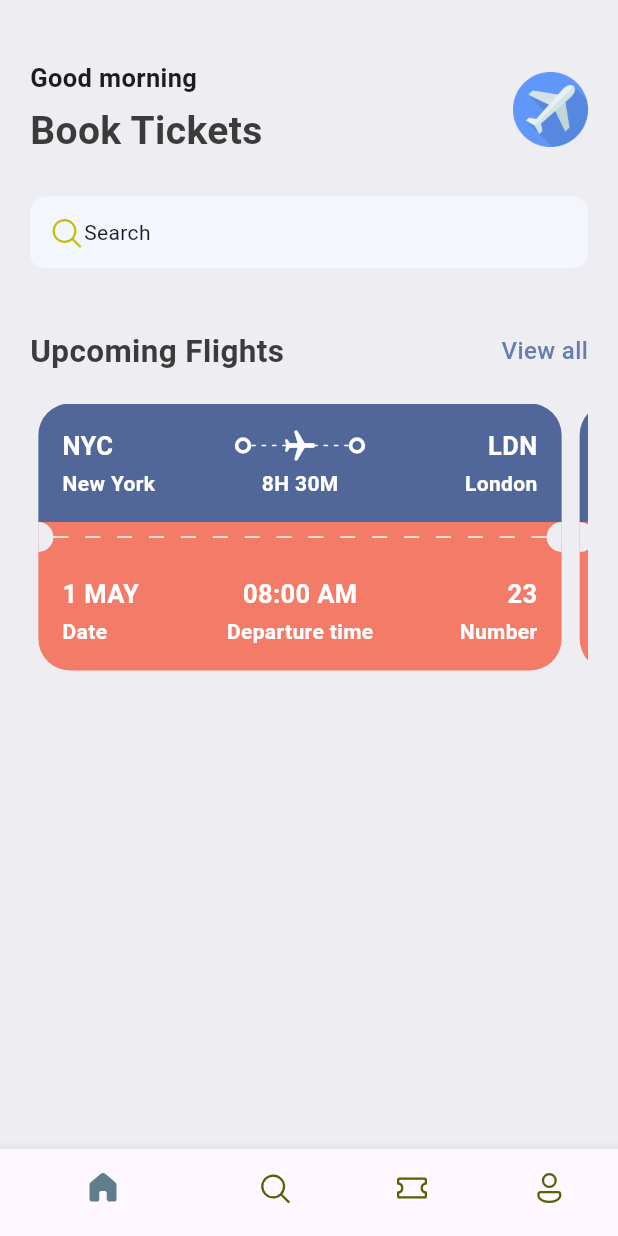
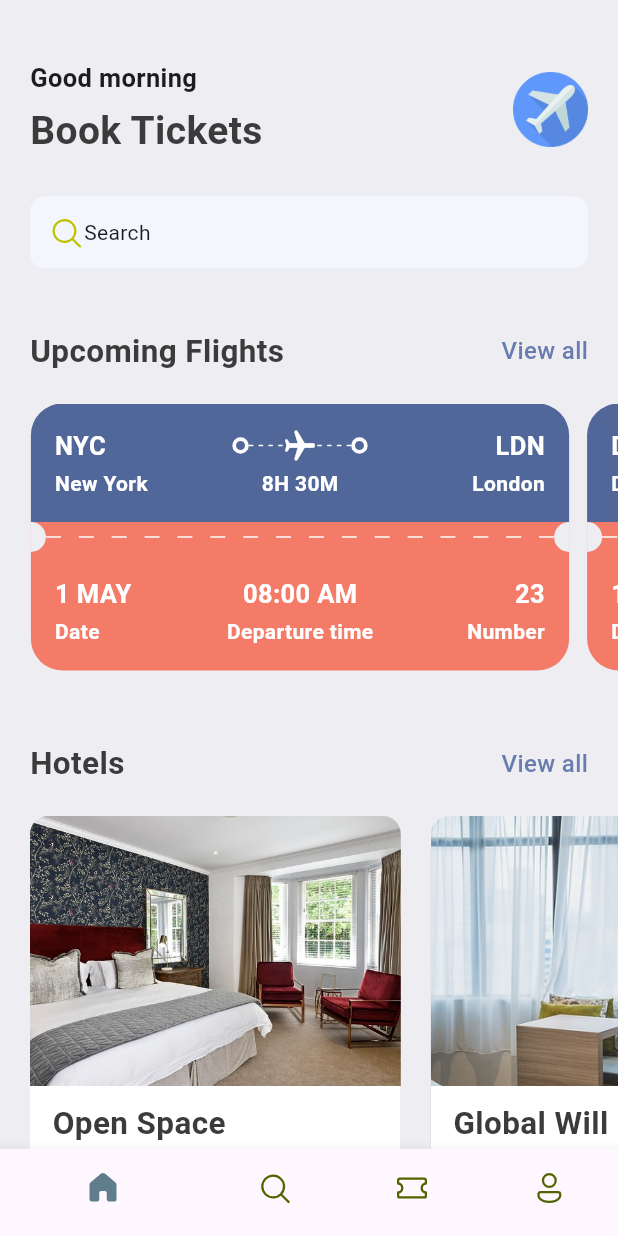
Before and after one commit to Ueetim/ticket-app, a Flutter app: the screen it shows after launch, on a phone screen of 412 x 824 dp. Run offline on Flutter 3.47's test engine with Material 3 defaults, Android fonts, the phone set to English and light mode, and no system bars; our stand-ins replace fluentui_icons.

Commit message:
show hotels on home page

```diff
--- a/lib/base/res/media.dart
+++ b/lib/base/res/media.dart
@@ -1,4 +1,5 @@
 class AppMedia {
   static const _baseImage = "assets/images";
   static const logo = '$_baseImage/logo.png';
+  static const hotelRoom = '$_baseImage/hotel_1.jpg';
 }
--- a/lib/base/res/styles/app_styles.dart
+++ b/lib/base/res/styles/app_styles.dart
@@ -8,6 +8,7 @@ class AppStyles {
   static Color bgColor = const Color(0xFFeeedf2);
   static Color ticketBlue = const Color(0xFF526799);
   static Color ticketOrange = const Color(0xFFF37B67);
+  static Color khakiColor = const Color(0xFFd2bdb6);
 
   static TextStyle textStyle = TextStyle(
       fontSize: 16,
--- a/lib/base/res/utils/all_json.dart
+++ b/lib/base/res/utils/all_json.dart
@@ -84,3 +84,24 @@ List<Map<String, dynamic>> ticketList = [
     'number': 55
   }
 ];
+
+List<Map<String, dynamic>> hotelList =[
+  {
+    'image': 'hotel_1.jpg',
+    'place': 'Open Space',
+    'destination': 'London',
+    'price': 25
+  },
+  {
+    'image': 'hotel_2.jpg',
+    'place': 'Global Will',
+    'destination': 'London',
+    'price': 40
+  },
+  {
+    'image': 'hotel_3.jpg',
+    'place': 'Best city pool',
+    'destination': 'Dubai',
+    'price': 68
+  }
+];
--- a/lib/base/widgets/app_double_text.dart
+++ b/lib/base/widgets/app_double_text.dart
@@ -3,9 +3,10 @@ import 'package:ticket_app/base/res/styles/app_styles.dart';
 import 'package:ticket_app/screens/all_tickets.dart';
 
 class AppDoubleText extends StatelessWidget {
-  const AppDoubleText({super.key, required this.bigText,required this.smallText});
+  const AppDoubleText({super.key, required this.bigText,required this.smallText, required this.func});
   final String bigText;
   final String smallText;
+  final VoidCallback func; // pass a function
 
   @override
   Widget build(BuildContext context) {
@@ -16,7 +17,7 @@ class AppDoubleText extends StatelessWidget {
           children: [
             Text(bigText, style: AppStyles.headlineStyle2,),
             InkWell( // we use Inkwell because it contains tap event
-              onTap: () => Navigator.pushNamed(context, "/all_tickets"),
+              onTap: func,
               child: Text(smallText, style: AppStyles.textStyle.copyWith( // copyWith overwrites style
                 color: AppStyles.primaryColor
               ),),
--- a/lib/screens/home_screen.dart
+++ b/lib/screens/home_screen.dart
@@ -6,6 +6,7 @@ import 'package:ticket_app/base/res/styles/app_styles.dart';
 import 'package:ticket_app/base/res/utils/all_json.dart';
 import 'package:ticket_app/base/widgets/app_double_text.dart';
 import 'package:ticket_app/base/widgets/ticket_view.dart';
+import 'package:ticket_app/screens/widgets/hotel.dart';
 
 class HomeScreen extends StatelessWidget {
   const HomeScreen({super.key});
@@ -64,28 +65,46 @@ class HomeScreen extends StatelessWidget {
             ),
           ),
           const SizedBox(height: 40,),
-          const AppDoubleText(bigText: 'Upcoming Flights', smallText: 'View all'),
+          AppDoubleText(
+              bigText: 'Upcoming Flights',
+              smallText: 'View all',
+              func: () => Navigator.pushNamed(context, "/all_tickets"),
+          ),
           const SizedBox(height: 20,),
-          // SingleChildScrollView(
-          //   scrollDirection: Axis.horizontal,
-          //   padding: EdgeInsets.symmetric(horizontal: 20),
-          //   child: Row(
-          //     children: ticketList.take(2).map((singleTicket) => TicketView(ticket: singleTicket)).toList() // extract first two tickets
-          //   )
-          // )
 
           // for scroll snap
-          Container(
+          SizedBox(
             height: 185,
-            padding: EdgeInsets.symmetric(horizontal: 20),
+            // padding: EdgeInsets.symmetric(horizontal: 20),
             child: PageView.builder(
-              controller: PageController(viewportFraction: 0.97),
+              controller: PageController(viewportFraction: 0.90),
               itemCount: ticketList.length,
               itemBuilder: (context, index) {
                 return TicketView(ticket: ticketList[index]);
               },
             ),
           ),
+
+          const SizedBox(height: 40,),
+          AppDoubleText(
+              bigText: 'Hotels',
+              smallText: 'View all',
+              func: () => {},
+          ),
+          const SizedBox(height: 20),
+          SingleChildScrollView(
+            scrollDirection: Axis.horizontal,
+            padding: EdgeInsets.symmetric(horizontal: 20),
+            child: Row(
+              children: hotelList.take(2).map((hotel) {
+                return Padding(
+                  padding: const EdgeInsets.only(right: 20), // Space between hotels
+                  child: Hotel(hotel: hotel),
+                );
+              }).toList(),
+            ),
+          ),
+          SizedBox(height: 40,)
         ],
       ),
     );
--- /dev/null
+++ b/lib/screens/widgets/hotel.dart
@@ -0,0 +1,79 @@
+import 'package:flutter/material.dart';
+import 'package:ticket_app/base/res/media.dart';
+import 'package:ticket_app/base/res/styles/app_styles.dart';
+
+class Hotel extends StatelessWidget {
+  final Map<String, dynamic> hotel;
+  const Hotel({super.key, required this.hotel});
+
+  @override
+  Widget build(BuildContext context) {
+    final size = MediaQuery.of(context).size;
+
+    return Container(
+        width: size.width * 0.6,
+        height: 350,
+        // padding: EdgeInsets.all(10),
+        decoration: BoxDecoration(
+          color: Colors.white,
+          borderRadius: BorderRadius.circular(24),
+          boxShadow: [BoxShadow(color: Colors.grey)]
+        ),
+        child: Column(
+          crossAxisAlignment: CrossAxisAlignment.start,
+          children: [
+            Container(
+              height: 180,
+              decoration: BoxDecoration(
+                // borderRadius: BorderRadius.circular(12),
+                borderRadius: BorderRadius.only(topLeft: Radius.circular(12), topRight: Radius.circular(12)),
+                image: DecorationImage(
+                  fit: BoxFit.cover,
+                  image: AssetImage(
+                    "assets/images/${hotel["image"]}"
+                  )
+                )
+              ),
+            ),
+            SizedBox(height: 10,),
+            Padding(
+              padding: const EdgeInsets.only(left: 15),
+              child: Text(
+                '${hotel['place']}',
+                style: AppStyles.headlineStyle2,
+              ),
+            ),
+            SizedBox(height: 10),
+            Padding(
+              padding: const EdgeInsets.only(left: 15),
+              child: Row(
+                children: [
+                  Text(
+                    "\$${hotel['price']}",
+                    style: AppStyles.headlineStyle2,
+                  ),
+                  Text(
+                    "/night",
+                    style: AppStyles.textStyle.copyWith(color: Colors.black54),
+                  )
+                ],
+              ),
+            ),
+            SizedBox(height: 10),
+            Padding(
+              padding: const EdgeInsets.only(left: 13),
+              child: Row(
+                mainAxisSize: MainAxisSize.min, // Ensures it takes only necessary space
+                children: [
+                  Icon(Icons.location_on, color: Colors.black54), // Icon
+                  SizedBox(width: 4), // Space between icon and text
+                  Text("${hotel['destination']}", style: AppStyles.textStyle.copyWith(color: Colors.black54)), // Text
+                ],
+              )
+            ),
+          ],
+        ),
+
+    );
+  }
+}
```
Also changed, not shown: assets/images/hotel_1.jpg (added), assets/images/hotel_2.jpg (added), assets/images/hotel_3.jpg (added).
